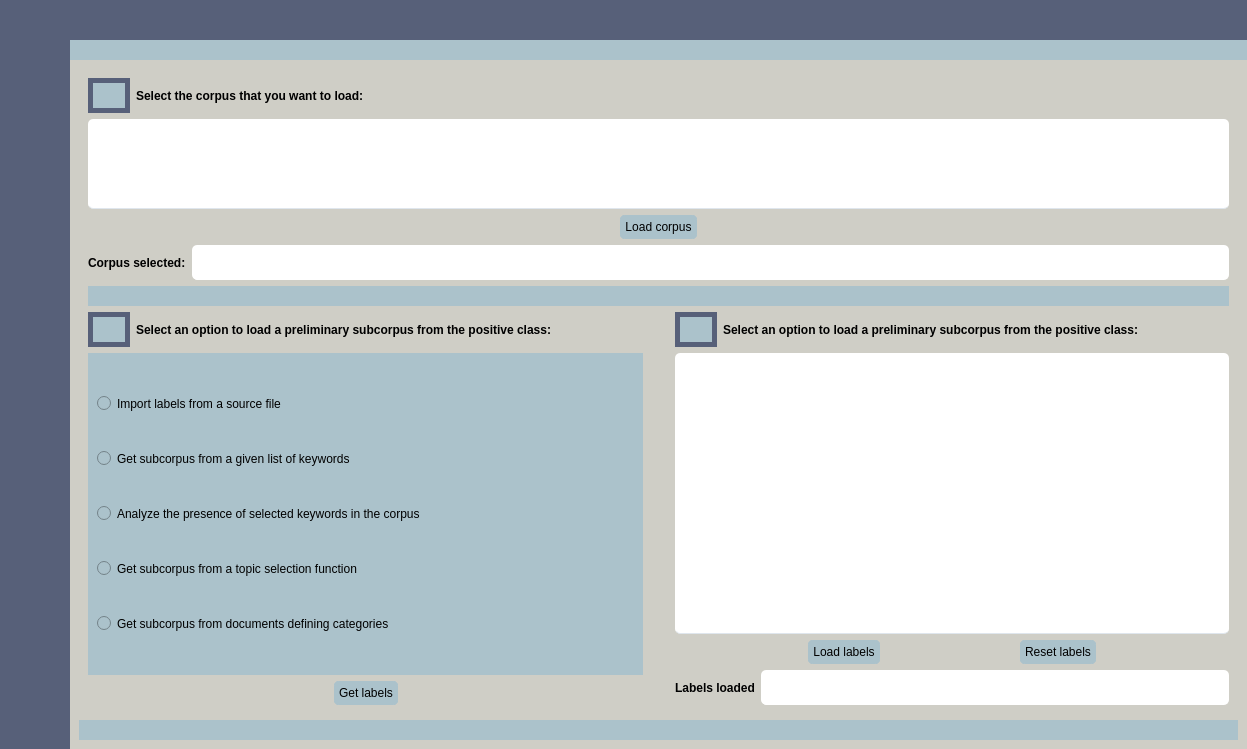
Above: UIs/DomainClassifier.ui from IntelCompH2020/domain_classification before the change. Below: the same form after it.
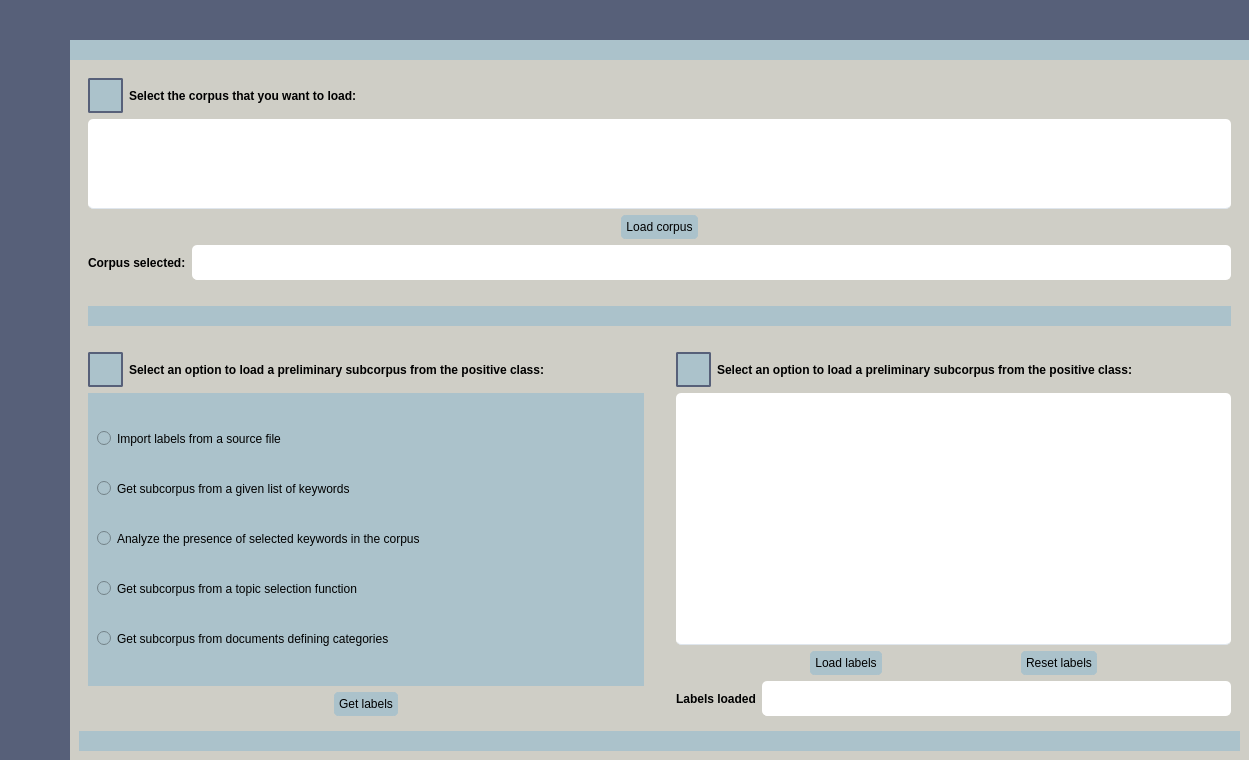
That is the form after the change. Icons and pictures are not drawn.

```diff
--- a/UIs/DomainClassifier.ui
+++ b/UIs/DomainClassifier.ui
@@ -7,8 +7,8 @@
    <rect>
     <x>0</x>
     <y>0</y>
-    <width>1247</width>
-    <height>749</height>
+    <width>1249</width>
+    <height>760</height>
    </rect>
   </property>
   <property name="minimumSize">
@@ -1383,9 +1383,15 @@
                               <height>35</height>
                              </size>
                             </property>
+                            <property name="maximumSize">
+                             <size>
+                              <width>35</width>
+                              <height>35</height>
+                             </size>
+                            </property>
                             <property name="styleSheet">
                              <string notr="true">QPushButton {
-	border: 5px solid #ABC2CB;
+	border: 2px solid #ABC2CB;
 	border-radius: 2px;	
 	background-color: #ABC2CB;
 	border-color:#576079;
@@ -1599,6 +1605,19 @@
                         </item>
                        </layout>
                       </item>
+                      <item>
+                       <spacer name="horizontalSpacer">
+                        <property name="orientation">
+                         <enum>Qt::Horizontal</enum>
+                        </property>
+                        <property name="sizeHint" stdset="0">
+                         <size>
+                          <width>40</width>
+                          <height>20</height>
+                         </size>
+                        </property>
+                       </spacer>
+                      </item>
                       <item>
                        <widget class="QFrame" name="frame_grip_8">
                         <property name="enabled">
@@ -1633,6 +1652,19 @@
                         </property>
                        </widget>
                       </item>
+                      <item>
+                       <spacer name="horizontalSpacer_2">
+                        <property name="orientation">
+                         <enum>Qt::Horizontal</enum>
+                        </property>
+                        <property name="sizeHint" stdset="0">
+                         <size>
+                          <width>40</width>
+                          <height>20</height>
+                         </size>
+                        </property>
+                       </spacer>
+                      </item>
                       <item>
                        <layout class="QHBoxLayout" name="horizontalLayout_13">
                         <item>
@@ -1653,9 +1685,15 @@
                                 <height>35</height>
                                </size>
                               </property>
+                              <property name="maximumSize">
+                               <size>
+                                <width>35</width>
+                                <height>35</height>
+                               </size>
+                              </property>
                               <property name="styleSheet">
                                <string notr="true">QPushButton {
-	border: 5px solid #ABC2CB;
+	border: 2px solid #ABC2CB;
 	border-radius: 2px;	
 	background-color: #ABC2CB;
 	border-color:#576079;
@@ -1881,9 +1919,15 @@
                                 <height>35</height>
                                </size>
                               </property>
+                              <property name="maximumSize">
+                               <size>
+                                <width>35</width>
+                                <height>35</height>
+                               </size>
+                              </property>
                               <property name="styleSheet">
                                <string notr="true">QPushButton {
-	border: 5px solid #ABC2CB;
+	border: 2px solid #ABC2CB;
 	border-radius: 2px;	
 	background-color: #ABC2CB;
 	border-color:#576079;
```
